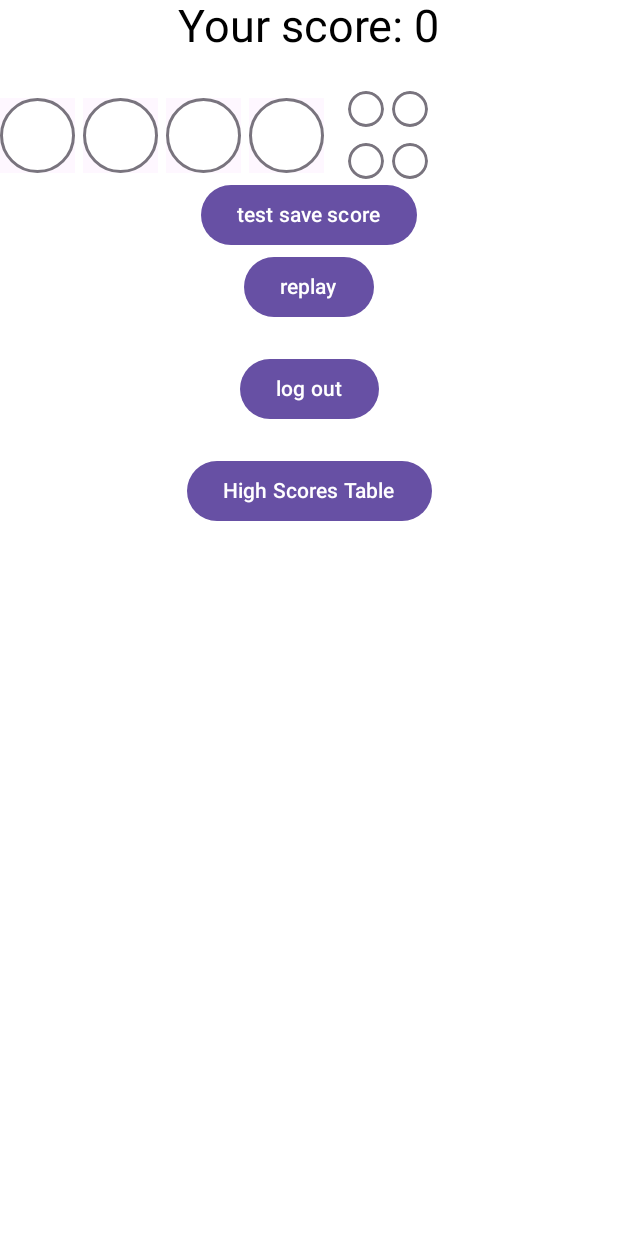
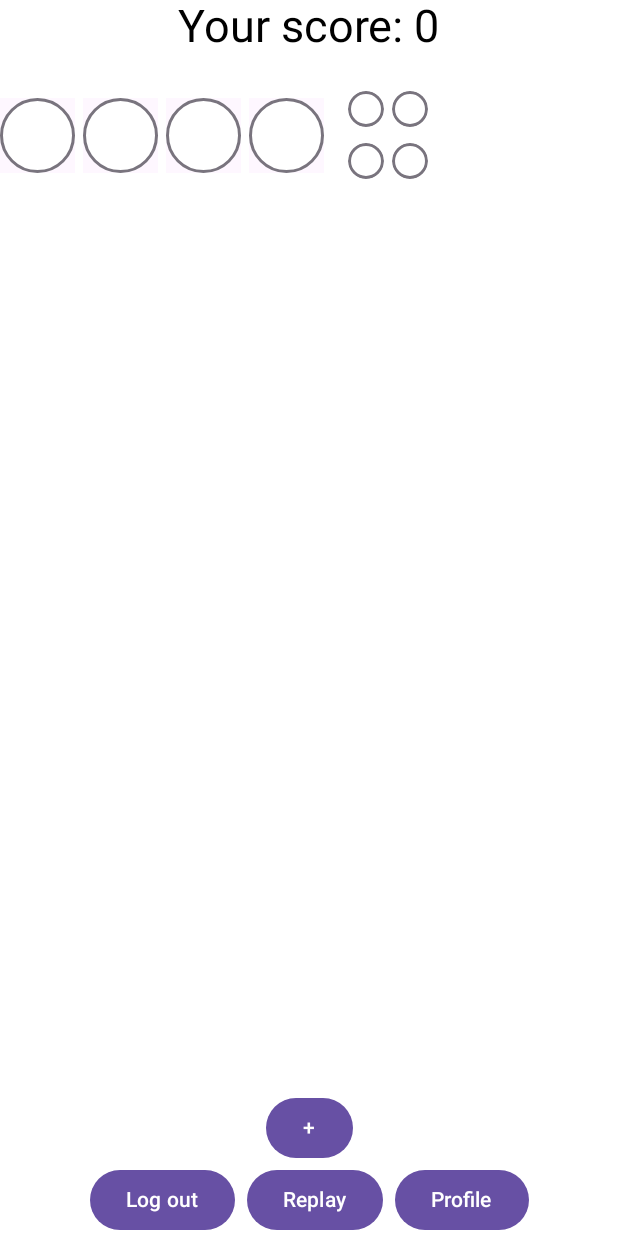
Before and after one commit to km385/MasterAnd, an Android app built with Jetpack Compose: the @Preview function GamePreview, on a phone screen of 412 x 824 dp. Run offline under Robolectric (Android 15) with nearby library versions, the phone set to English and light mode, and no system bars; our stand-ins replace Dagger/Hilt's generated code.

Commit message:
modified the layout of the screens, fix the bug with overriding the profile picture with null value

```diff
--- a/app/src/main/java/com/example/masterand/Game.kt
+++ b/app/src/main/java/com/example/masterand/Game.kt
@@ -19,9 +19,12 @@ import androidx.compose.foundation.layout.Box
 import androidx.compose.foundation.layout.Column
 import androidx.compose.foundation.layout.Row
 import androidx.compose.foundation.layout.Spacer
+import androidx.compose.foundation.layout.fillMaxSize
 import androidx.compose.foundation.layout.fillMaxWidth
+import androidx.compose.foundation.layout.navigationBarsPadding
 import androidx.compose.foundation.layout.padding
 import androidx.compose.foundation.layout.size
+import androidx.compose.foundation.layout.width
 import androidx.compose.foundation.lazy.LazyColumn
 import androidx.compose.foundation.shape.CircleShape
 import androidx.compose.material.icons.Icons
@@ -119,6 +122,7 @@ fun GameScreen(
     val allColors = listOf(Color.Red, Color(0xFFFFA500), Color.Blue, Color.Yellow, Color.Black, Color(0xFF00FFFF))
     val availableColors = List(colorCount) { index -> allColors[index % allColors.size]}
     val score = remember { mutableIntStateOf(0) }
+    var isGameOver = remember { mutableStateOf(false) }
     var rows = remember {
         mutableStateListOf(
             RowState(
@@ -132,6 +136,11 @@ fun GameScreen(
 
     val correctColors = remember { selectRandomColors(availableColors) }
 
+    Box(
+        modifier = Modifier
+            .fillMaxSize()
+            .navigationBarsPadding()
+    ) {
         Column(
             horizontalAlignment = Alignment.CenterHorizontally
         ) {
@@ -139,7 +148,11 @@ fun GameScreen(
                 text = "Your score: ${score.intValue}",
                 fontSize = 30.sp
             )
-        LazyColumn {
+            LazyColumn(
+                modifier = Modifier
+                    .fillMaxSize()
+                    .weight(1f)
+            ) {
                 items(rows.size) { rowIndex ->
                     val rowState = rows[rowIndex]
                     Spacer(modifier = Modifier.size(25.dp))
@@ -185,6 +198,7 @@ fun GameScreen(
 
                             if (feedback.all { it == Color.Red }) {
                                 viewModel.score.longValue = score.intValue.toLong()
+                                isGameOver.value = true
                                 coroutineScope.launch {
                                     viewModel.savePlayerScore()
                                 }
@@ -196,16 +210,51 @@ fun GameScreen(
 
             }
 
+
+            if (isGameOver.value) {
+                Button(onClick = {
+                    navController.navigate(
+                        route = Screen.HighScores
+                            .passArguments(
+                                recentScore = score.intValue.toLong(),
+                                colorCount = colorCount
+                            )
+                    )
+                }) {
+                    Text("High Scores")
+                }
+
+            }
+
             Button(onClick = {
                 // TODO("comment out when shipping to prod")
                 viewModel.score.longValue = 12
-//            viewModel.score.longValue = score.intValue.toLong()
+//                    viewModel.score.longValue = score.intValue.toLong()
                 coroutineScope.launch {
                     viewModel.savePlayerScore()
                 }
             }) {
-            Text("test save score")
+                Text("+")
             }
+
+
+            Row(
+                modifier = Modifier
+                    .fillMaxWidth()
+                    ,
+                horizontalArrangement = Arrangement.Center
+                ,
+
+            ) {
+
+
+                Button(onClick = {
+                    navController.navigate(route = Screen.Login.route)
+                }) {
+                    Text("Log out")
+                }
+
+                Spacer(modifier = Modifier.width(8.dp))
 
                 Button(onClick = {
                     rows.clear()
@@ -216,26 +265,24 @@ fun GameScreen(
                             isClickable = true
                         )
                     )
-            score.value = 0
+                    score.intValue = 0
                 }) {
-            Text("replay")
-        }
-        Spacer(modifier = Modifier.size(20.dp))
-        Button(onClick = {
-            navController.navigate(route = Screen.Login.route)
-        }) {
-            Text("log out")
+                    Text("Replay")
                 }
 
-        Spacer(modifier = Modifier.size(20.dp))
+                Spacer(modifier = Modifier.width(8.dp))
                 Button(onClick = {
-            navController.navigate(
-                route = Screen.HighScores
-                    .passArguments(recentScore = score.intValue.toLong(), colorCount = colorCount)
-            )
+                    navController.navigate(route = Screen.Profile.passArguments(colorCount = colorCount))
                 }) {
-            Text("High Scores Table")
+                    Text("Profile")
                 }
+
+
+            }
+
+
+        }
+
     }
 }
 
--- a/app/src/main/java/com/example/masterand/viewModels/ProfileViewModel.kt
+++ b/app/src/main/java/com/example/masterand/viewModels/ProfileViewModel.kt
@@ -48,7 +48,9 @@ class ProfileViewModel @Inject constructor(
         } else {
             player = players.first()
             player.name = name.value
-            player.profileImageUri = imageUri.value
+            if(imageUri.value != "null") {
+                player.profileImageUri = imageUri.value
+            }
             playersRepository.update(player)
         }
         playersRepository.setCurrentPlayerId(player.playerId)
```
Also changed, not shown: app/src/main/java/com/example/masterand/Profile.kt (+12 -14 lines), app/src/main/java/com/example/masterand/ResultsScreen.kt (+14 -4 lines). Lines whose indentation alone changed are shown as unchanged.
